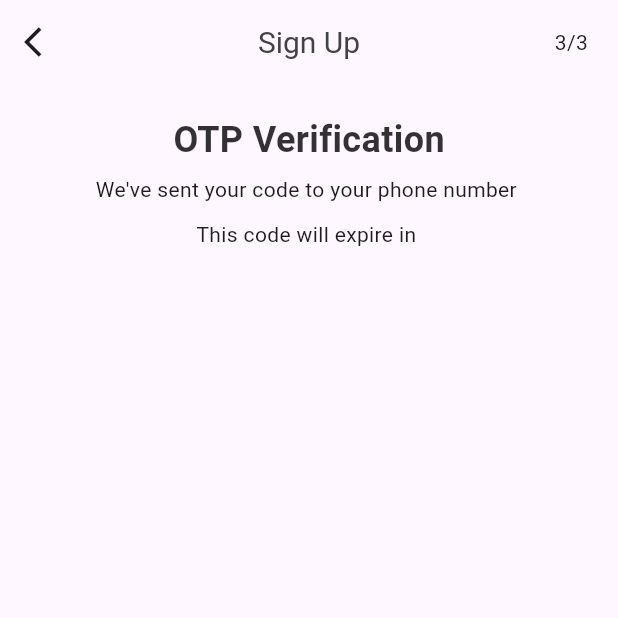
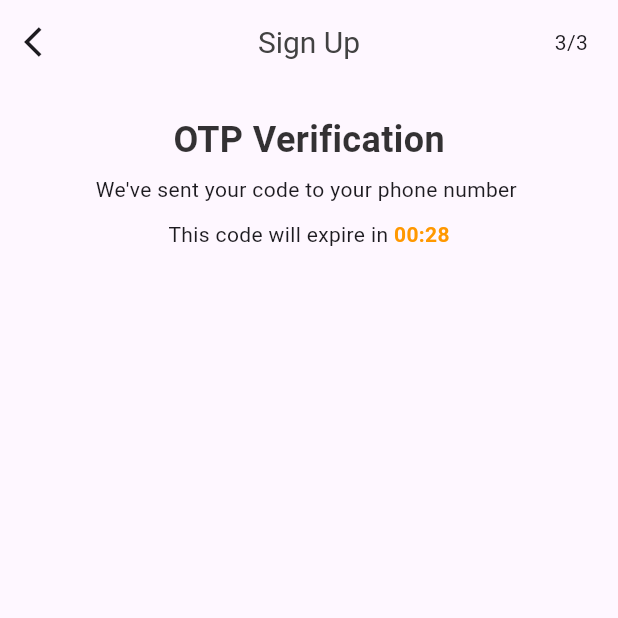
Before and after one commit to Tosin8/ktea, a Flutter app: the OTP screen opened directly, on a phone screen of 412 x 824 dp, the top half of it. Run offline on Flutter 3.47's test engine with Material 3 defaults, Android fonts, the phone set to English and light mode, and no system bars; our stand-ins replace animate_do, cloud_firestore, custom_navigation_bar, firebase_auth, firebase_core, firebase_messaging and 1 more; missing offline and left inert: antdesign_icons; accounts and stored records are empty.

Commit message:
Update otp_body.dart

```diff
--- a/lib/screens/form/otp/otp_body.dart
+++ b/lib/screens/form/otp/otp_body.dart
@@ -25,6 +25,12 @@ class _OTPBodyState extends State<OTPBody> {
           mainAxisAlignment: MainAxisAlignment.center,
           children: [
             Text('This code will expire in '),
+            TweenAnimationBuilder(
+              tween: Tween(begin: 30.0, end: 0),
+               duration: Duration(seconds: 30),
+               builder: (context, value, child ) => Text('00:${value.toInt()}',
+               style: TextStyle(color: Colors.orange, fontWeight: FontWeight.bold),
+               ))
           ],
         )
         ],)),
```
